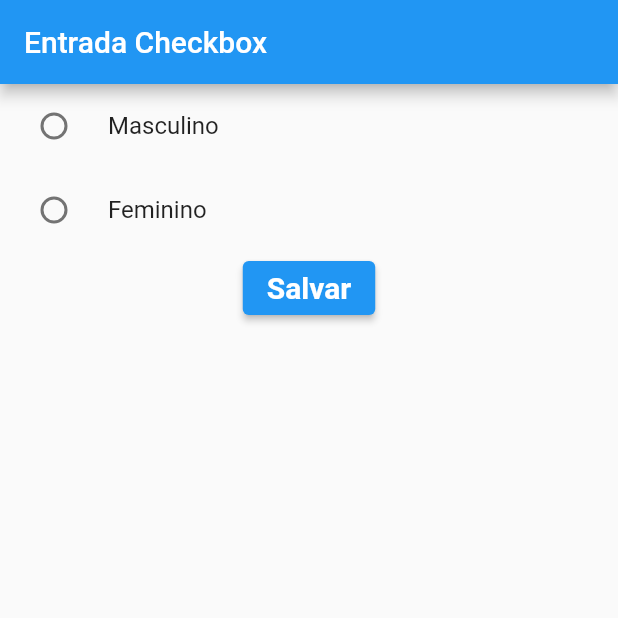
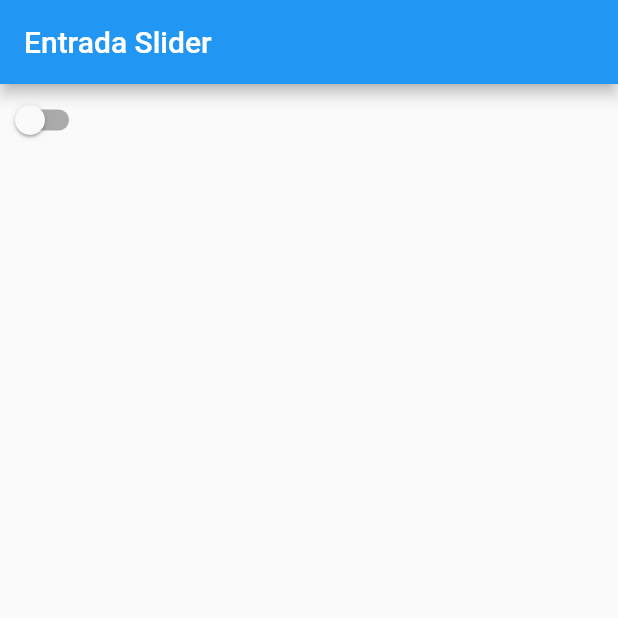
Before and after one commit to rotciWictorCW/Apps-Flutter, a Flutter app: the screen it shows after launch, on a phone screen of 412 x 824 dp, the top half of it. Run offline on Flutter 3.47's test engine with Material 2 defaults, Android fonts, the phone set to English and light mode, and no system bars.

Commit message:
aula switch

```diff
--- a/app4_atm_consultoria/lib/EntradaRadiobutton.dart
+++ b/app4_atm_consultoria/lib/EntradaRadiobutton.dart
@@ -74,7 +74,7 @@ class _EntradaRadiobuttonState extends State<EntradaRadiobutton> {
                 });
                 print("resultado: " + escolha!);
               }),*/
-          ],
+      )],
         ),
       ),
     );
--- /dev/null
+++ b/app4_atm_consultoria/lib/EntradaSwitch.dart
@@ -0,0 +1,35 @@
+import 'package:flutter/material.dart';
+
+class EntradaSwitch extends StatefulWidget {
+  const EntradaSwitch({Key? key}) : super(key: key);
+
+  @override
+  State<EntradaSwitch> createState() => _EntradaSwitchState();
+}
+
+class _EntradaSwitchState extends State<EntradaSwitch> {
+
+  bool _escolhaUsuario = false;
+
+  @override
+  Widget build(BuildContext context) {
+    return Scaffold(
+      appBar: AppBar(
+          title: Text("Entrada Slider")
+      ),
+      body: Container(
+        child: Column(
+          children: [
+            Switch(
+                value: false,
+                onChanged: (bool? escolha) {
+                  setState(() {
+                    _escolhaUsuario = escolha!;
+                  });
+                }),
+          ],
+        ),
+      ),
+    );
+  }
+}
--- a/app4_atm_consultoria/lib/main.dart
+++ b/app4_atm_consultoria/lib/main.dart
@@ -1,3 +1,4 @@
+import 'package:atm_consultoria/EntradaSwitch.dart';
 import 'package:flutter/material.dart';
 import 'EntradaRadiobutton.dart';
 
@@ -5,7 +6,7 @@ import 'EntradaRadiobutton.dart';
 void main(){
   runApp(
       MaterialApp(
-          home:EntradaRadiobutton()
+          home:EntradaSwitch()
       )
   );
 }
```
